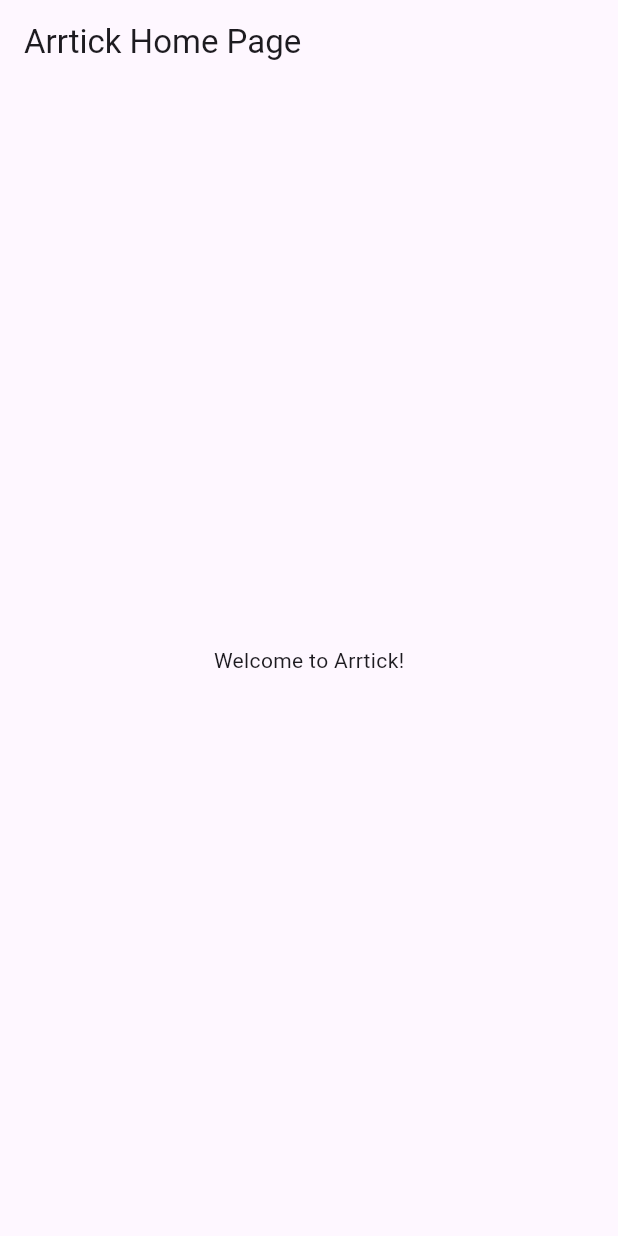
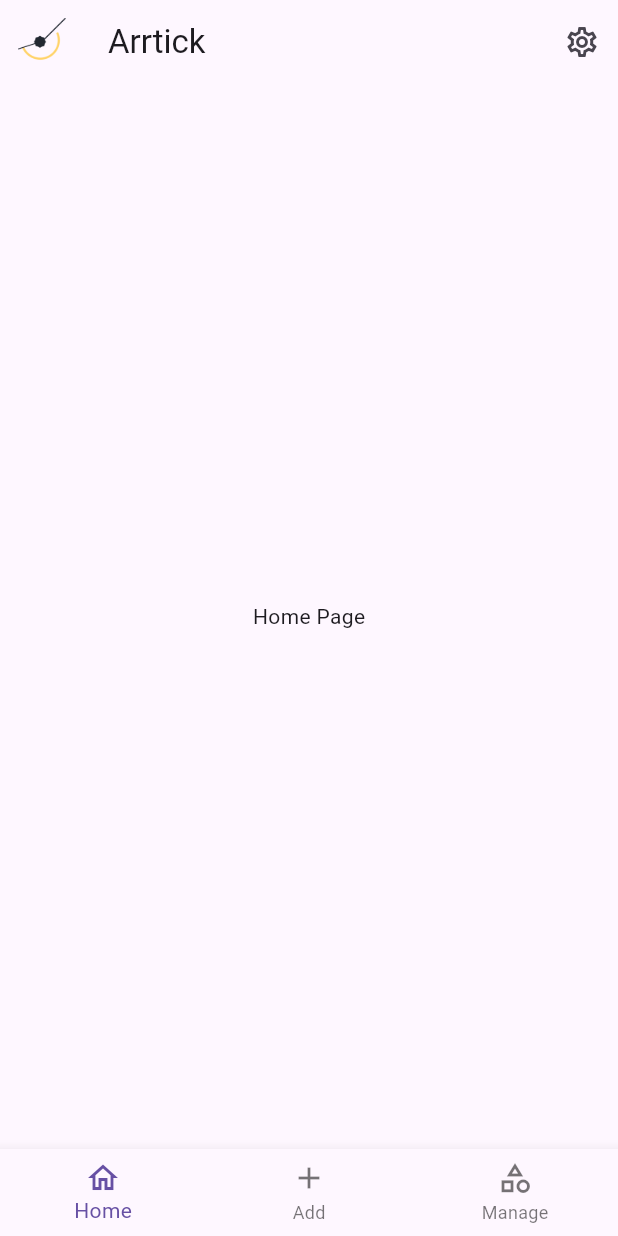
Before and after one commit to faruqonaayo/arrtick_app, a Flutter app: the screen it shows after launch, on a phone screen of 412 x 824 dp. Run offline on Flutter 3.47's test engine with Material 3 defaults, Android fonts, the phone set to English and light mode, and no system bars; our stand-ins replace go_router.

Commit message:
Add AppLayout with bottom navigation and placeholder pages

```diff
--- a/lib/main.dart
+++ b/lib/main.dart
@@ -1,20 +1,22 @@
 import 'package:flutter/material.dart';
+import 'package:go_router/go_router.dart';
+
+import 'package:arrtick_app/screens/app_layout.dart';
 
 void main() {
-  runApp(const ArrtickApp());
+  runApp(ArrtickApp());
 }
 
 class ArrtickApp extends StatelessWidget {
-  const ArrtickApp({super.key});
+  ArrtickApp({super.key});
+
+  final _router = GoRouter(
+    initialLocation: "/",
+    routes: [GoRoute(path: "/", builder: (context, state) => AppLayout())],
+  );
 
   @override
   Widget build(BuildContext context) {
-    return MaterialApp(
-      title: 'Arrtick App',
-      home: Scaffold(
-        appBar: AppBar(title: const Text('Arrtick Home Page')),
-        body: const Center(child: Text('Welcome to Arrtick!')),
-      ),
-    );
+    return MaterialApp.router(title: 'Arrtick App', routerConfig: _router);
   }
 }
--- /dev/null
+++ b/lib/screens/app_layout.dart
@@ -0,0 +1,70 @@
+import 'package:flutter/material.dart';
+
+class AppLayout extends StatefulWidget {
+  const AppLayout({super.key});
+
+  @override
+  State<AppLayout> createState() => _AppLayoutState();
+}
+
+class _AppLayoutState extends State<AppLayout> {
+  int _selectedIndex = 0;
+
+  final _pages = [
+    const Center(child: Text('Home Page')),
+    const Center(child: Text('Add Page')),
+    const Center(child: Text('Manage Page')),
+  ];
+
+  @override
+  Widget build(BuildContext context) {
+    return Scaffold(
+      appBar: AppBar(
+        leading: Padding(
+          padding: const EdgeInsets.all(12.0),
+          child: Image.asset(
+            'assets/images/arrtick_logo.png',
+            width: 20,
+            height: 20,
+            fit: BoxFit.cover,
+          ),
+        ),
+        title: const Text('Arrtick'),
+        actions: [
+          IconButton(
+            icon: const Icon(Icons.settings_outlined),
+            onPressed: () {
+              // Handle settings action
+            },
+          ),
+        ],
+      ),
+      body: _pages[_selectedIndex],
+      bottomNavigationBar: BottomNavigationBar(
+        items: _buildBottomNavBarItems(),
+        onTap: (value) {
+          setState(() {
+            _selectedIndex = value;
+          });
+        },
+      ),
+    );
+  }
+
+  List<BottomNavigationBarItem> _buildBottomNavBarItems() {
+    return [
+      const BottomNavigationBarItem(
+        icon: Icon(Icons.home_outlined),
+        label: 'Home',
+      ),
+      const BottomNavigationBarItem(
+        icon: Icon(Icons.add_outlined),
+        label: 'Add',
+      ),
+      const BottomNavigationBarItem(
+        icon: Icon(Icons.category_outlined),
+        label: 'Manage',
+      ),
+    ];
+  }
+}
--- a/pubspec.yaml
+++ b/pubspec.yaml
@@ -34,6 +34,7 @@ dependencies:
   # The following adds the Cupertino Icons font to your application.
   # Use with the CupertinoIcons class for iOS style icons.
   cupertino_icons: ^1.0.8
+  go_router: ^17.1.0
 
 dev_dependencies:
   flutter_test:
@@ -58,9 +59,8 @@ flutter:
   uses-material-design: true
 
   # To add assets to your application, add an assets section, like this:
-  # assets:
-  #   - images/a_dot_burr.jpeg
-  #   - images/a_dot_ham.jpeg
+  assets:
+    - assets/images/arrtick_logo.png
 
   # An image asset can refer to one or more resolution-specific "variants", see
   # https://flutter.dev/to/resolution-aware-images
```
Also changed, not shown: assets/images/arrtick_logo.png (added), pubspec.lock.
